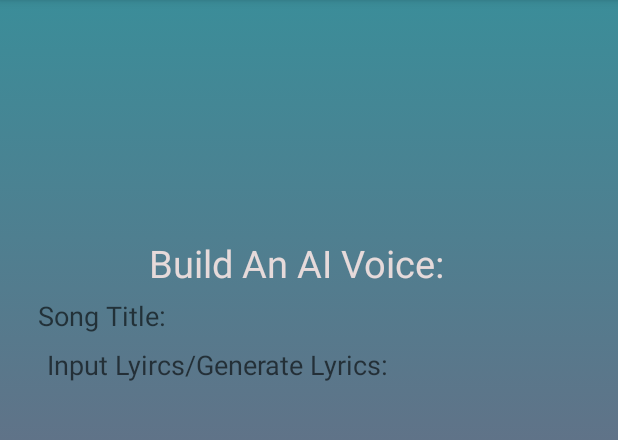
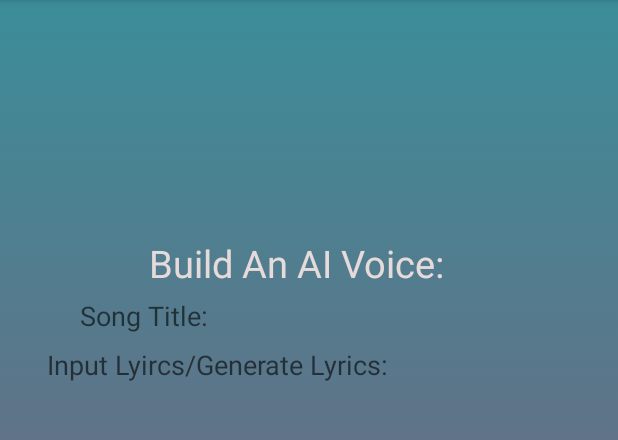
Before and after one commit to jtclapp/MApp, an Android app: the MainActivity4 screen opened directly, with no data from a screen before it, on a phone screen of 412 x 824 dp, the part 84-524 px from its top. Run offline under Robolectric (Android 15) with nearby library versions, the phone set to English and light mode, and no system bars.

Commit message:
Moved fields around.

```diff
--- a/app/src/main/res/layout/activity_final.xml
+++ b/app/src/main/res/layout/activity_final.xml
@@ -49,10 +49,10 @@
         android:layout_height="wrap_content"
         android:layout_alignParentRight="true"
         android:layout_alignParentBottom="true"
-        android:layout_marginRight="315dp"
+        android:layout_marginRight="302dp"
         android:layout_marginBottom="547dp"
         android:textColor="#080808"
         android:background="@null"
-        android:textSize="20dp" />
+        android:textSize="25dp" />
 
 </RelativeLayout>
--- a/app/src/main/res/layout/activity_main4.xml
+++ b/app/src/main/res/layout/activity_main4.xml
@@ -129,7 +129,7 @@
         android:layout_height="wrap_content"
         android:layout_alignParentRight="true"
         android:layout_alignParentBottom="true"
-        android:layout_marginRight="173dp"
+        android:layout_marginRight="145dp"
         android:layout_marginBottom="545dp"
         android:background="@null"
         android:ems="10"
--- a/app/src/main/res/layout/activity_main5.xml
+++ b/app/src/main/res/layout/activity_main5.xml
@@ -112,7 +112,7 @@
         android:layout_height="wrap_content"
         android:layout_alignParentRight="true"
         android:layout_alignParentBottom="true"
-        android:layout_marginRight="155dp"
+        android:layout_marginRight="130dp"
         android:layout_marginBottom="490dp"
         android:ems="10"
         android:hint="Song Title:"
```
